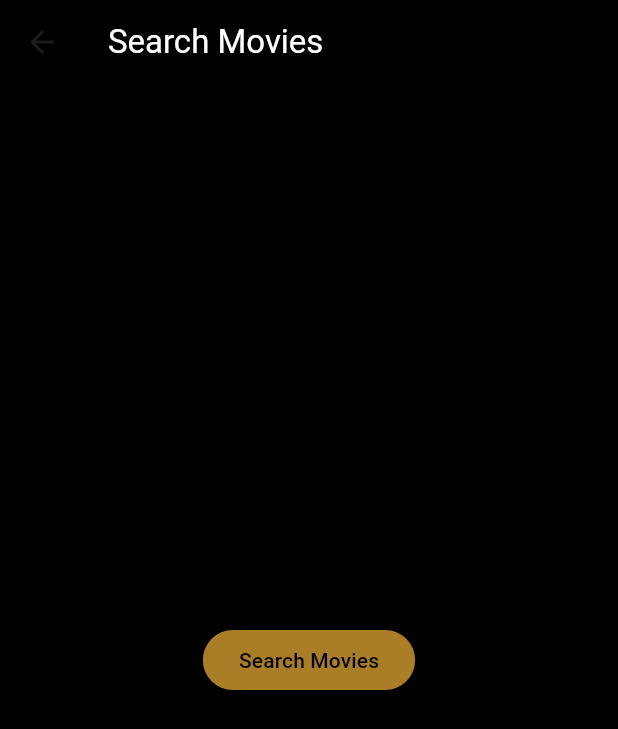
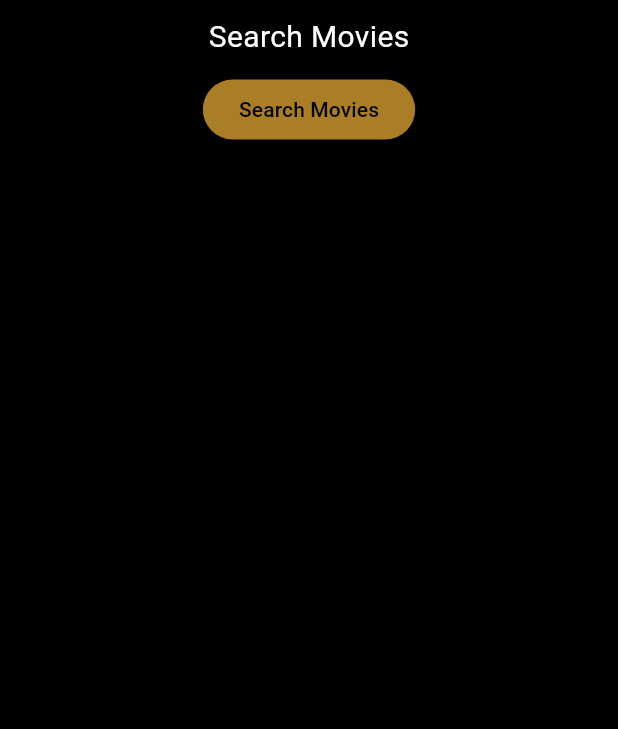
Before and after one commit to haneenAhmed1114/movie_ui, a Flutter app: the SearchTab screen opened directly, on a phone screen of 412 x 824 dp. Shown: the top 729 px of the screen. Run offline on Flutter 3.47's test engine with Material 3 defaults, Android fonts, the phone set to English and light mode, and no system bars; our stand-ins replace carousel_slider, cloud_firestore, firebase_auth, firebase_core, flutter_bloc, fluttertoast; accounts and stored records are empty; network calls fail.

Commit message:
some edits

```diff
--- a/lib/auth/login.dart
+++ b/lib/auth/login.dart
@@ -31,6 +31,7 @@ class _LoginState extends State<Login> {
         padding: const EdgeInsets.all(10),
       child: Form(
         key: formKey,
+        child: SingleChildScrollView(
           child: Column(
           children: [
             Container(
@@ -89,6 +90,7 @@ class _LoginState extends State<Login> {
 
 
           ],
+                ),
         ),),
       ),
     ) ;
--- a/lib/main.dart
+++ b/lib/main.dart
@@ -14,6 +14,7 @@ import 'package:provider/provider.dart';
 import 'firebase_options.dart';
 
 void main() async{
+  WidgetsFlutterBinding.ensureInitialized();
   await Firebase.initializeApp(
     options: DefaultFirebaseOptions.currentPlatform,
 );
--- a/lib/movies/veiw/tabs/browse_tab/genre_browse_screen.dart
+++ b/lib/movies/veiw/tabs/browse_tab/genre_browse_screen.dart
@@ -16,7 +16,8 @@ class GenreBrowseScreen extends StatelessWidget {
   @override
   Widget build(BuildContext context) {
     Genres genre = ModalRoute.of(context)!.settings.arguments as Genres;
-    return Scaffold(
+    return SafeArea(
+      child: Scaffold(
         backgroundColor: Colors.black,
         body: Column(
           crossAxisAlignment: CrossAxisAlignment.start,
@@ -104,6 +105,7 @@ class GenreBrowseScreen extends StatelessWidget {
             ),
           ],
         ),
+      ),
     );
   }
 }
--- a/lib/movies/veiw/tabs/search_tab/search_tab.dart
+++ b/lib/movies/veiw/tabs/search_tab/search_tab.dart
@@ -7,13 +7,15 @@ class SearchTab extends StatelessWidget {
 
   @override
   Widget build(BuildContext context) {
-    return Scaffold(
+    return SafeArea(
+      child: Scaffold(
         backgroundColor: Colors.black,
-      appBar: AppBar(
-        title: const Text("Search Movies",style: TextStyle(color: Colors.white),),
-        backgroundColor: Colors.black,
+        body: Column(children: [
+           const Padding(
+             padding: EdgeInsets.all(10.0),
+             child: Text("Search Movies",style: TextStyle(color: Colors.white,fontSize: 20),),
            ),
-      body: Center(
+             Center(
           child: ElevatedButton(
             style: const ButtonStyle(backgroundColor: WidgetStatePropertyAll(AppColors.goldenColor)),
             onPressed: () {
@@ -25,6 +27,9 @@ class SearchTab extends StatelessWidget {
             child: const Text("Search Movies",style: TextStyle(color: Colors.black),),
           ),
         ),
+        ],)
+
+      ),
     );
   }
 }
```
Also changed, not shown: lib/movies/veiw/tabs/browse_tab/browse_tab.dart (+5 -6 lines), lib/movies/veiw/tabs/setting_tab/setting_tab.dart (+14 -10 lines), lib/movies/veiw/tabs/watchlist_tab/watchlist_tab.dart (+6 -7 lines), 1 other file. Lines whose indentation alone changed are shown as unchanged.
